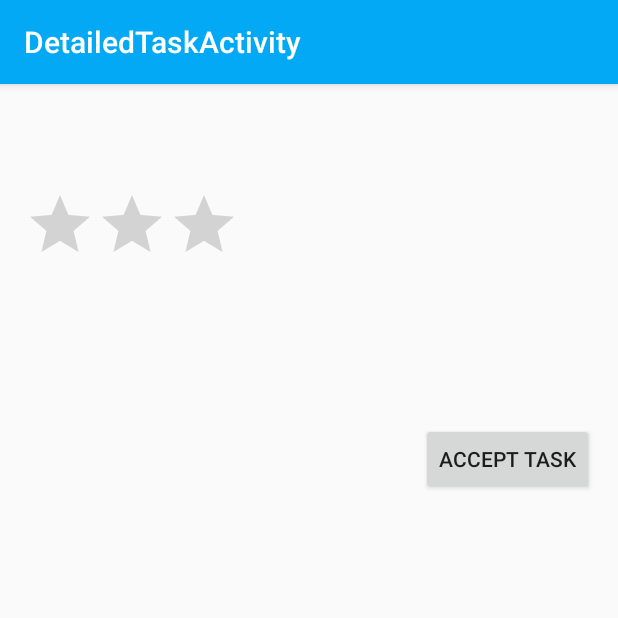
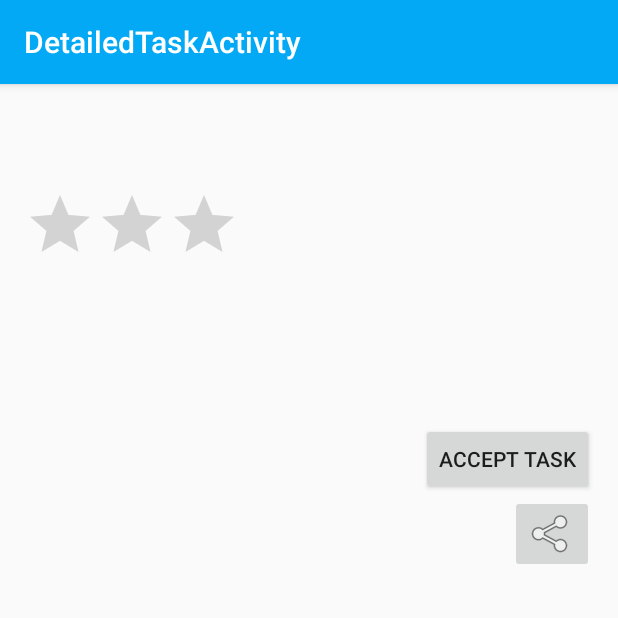
Before and after one commit to serenagibbons/android-capstone, an Android app: the DetailedTaskActivity screen opened directly, with no data from a screen before it, on a phone screen of 412 x 824 dp, the top half of it. Run offline under Robolectric (Android 15) with nearby library versions, the phone set to English and light mode, and no system bars; our stand-ins replace Firebase (no records; nobody signed in at launch, a user with empty details on screens opened directly).

Commit message:
Added Share button to detailed task activity. Shares small details about taskits.

```diff
--- a/app/src/main/res/layout/activity_detailed_task.xml
+++ b/app/src/main/res/layout/activity_detailed_task.xml
@@ -1,6 +1,7 @@
 <?xml version="1.0" encoding="utf-8"?>
 <LinearLayout
     xmlns:android="http://schemas.android.com/apk/res/android"
+    xmlns:app="http://schemas.android.com/apk/res-auto"
     xmlns:tools="http://schemas.android.com/tools"
     android:layout_width="match_parent"
     android:layout_height="match_parent"
@@ -56,6 +57,13 @@
         android:layout_gravity="end"
         android:text="@string/accept_task" />
 
+    <ImageButton
+        android:id="@+id/button_share"
+        android:onClick="shareButtonClicked"
+        android:layout_width="wrap_content"
+        android:layout_height="wrap_content"
+        android:layout_gravity="end"
+        app:srcCompat="@android:drawable/ic_menu_share" />
 
 
 </LinearLayout>
--- a/app/src/main/res/values/strings.xml
+++ b/app/src/main/res/values/strings.xml
@@ -28,4 +28,5 @@
 
     <string name="facebook_app_id">2551450934892886</string>
     <string name="fb_login_protocol_scheme">fb2551450934892886</string>
+    <string name="share_task">Share</string>
 </resources>
```
Also changed, not shown: app/src/main/java/com/example/androidcapstone/DetailedTaskActivity.java (+14 -0 lines).
